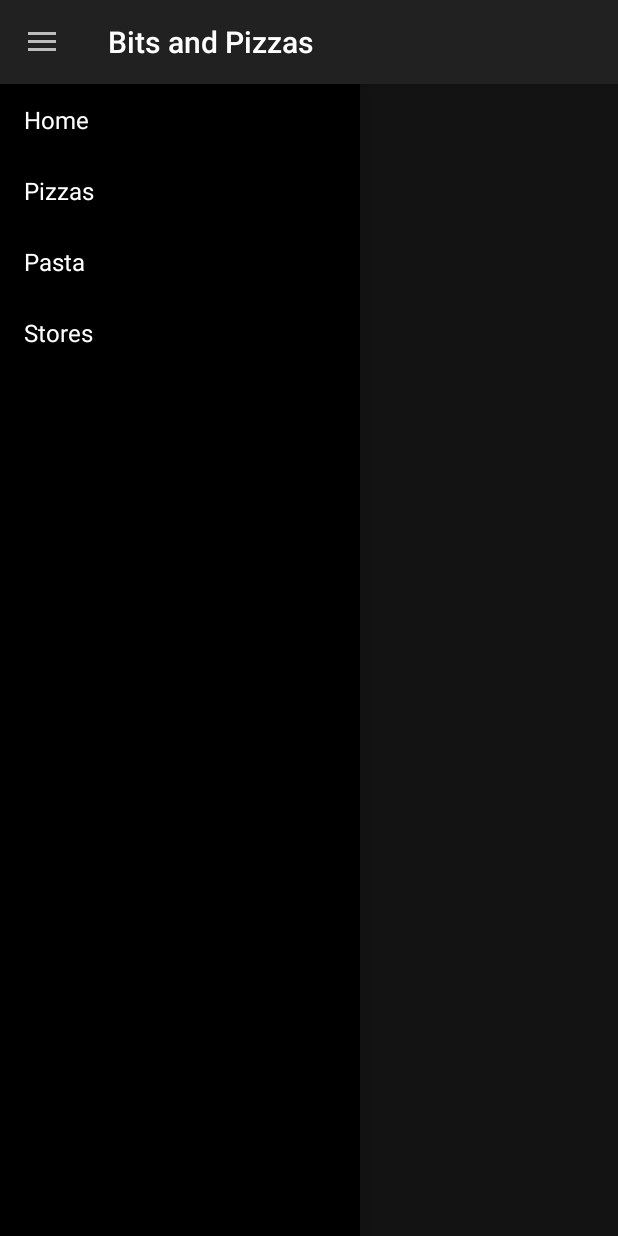
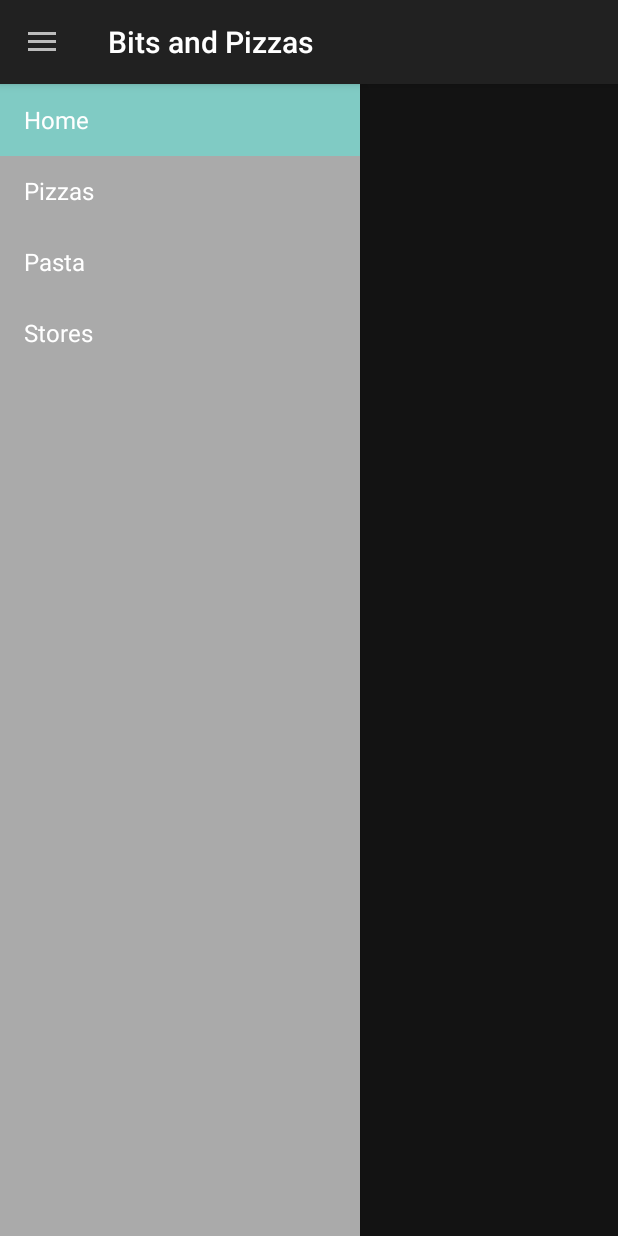
Before and after one commit to SuperBigBang/BitsandPizzas, an Android app: the screen it shows after launch (MainActivity), with the side drawer open, on a phone screen of 412 x 824 dp. Run offline under Robolectric (Android 15) with nearby library versions, the phone set to English and light mode, and no system bars; 1 statement that could not run was skipped.

Commit message:
15.09.2018 20:18

```diff
--- a/app/src/main/java/com/hfad/bitsandpizzas/MainActivity.java
+++ b/app/src/main/java/com/hfad/bitsandpizzas/MainActivity.java
@@ -3,6 +3,7 @@ package com.hfad.bitsandpizzas;
 
 import android.app.Activity;
 import android.app.Fragment;
+import android.app.FragmentManager;
 import android.app.FragmentTransaction;
 import android.content.Intent;
 import android.content.res.Configuration;
@@ -26,6 +27,12 @@ private ActionBarDrawerToggle drawerToggle;
     private ShareActionProvider shareActionProvider;
     private int currentPosition=0;
 
+    @Override
+    protected void onSaveInstanceState(Bundle outState) {
+        super.onSaveInstanceState(outState);
+        outState.putInt("position", currentPosition);
+    }
+
     private class DrawerItemClickListener implements ListView.OnItemClickListener {
         @Override
         public void onItemClick(AdapterView<?> parent, View view, int position, long id) {
@@ -34,6 +41,7 @@ selectItem(position);
     }
 
     private void selectItem(int position) {
+        currentPosition=position;
         Fragment fragment;
         switch (position) {
             case 1:
@@ -49,7 +57,7 @@ selectItem(position);
                 fragment = new TopFragment();
         }
         FragmentTransaction ft = getFragmentManager().beginTransaction();
-        ft.replace(R.id.content_frame, fragment);
+        ft.replace(R.id.content_frame, fragment, "visible_fragment");
         ft.addToBackStack(null);
         ft.setTransition(FragmentTransaction.TRANSIT_FRAGMENT_FADE);
         ft.commit();
@@ -73,7 +81,12 @@ selectItem(position);
         drawerLayout.addDrawerListener(drawerToggle);
         drawerList.setAdapter(new ArrayAdapter<String>(this, android.R.layout.simple_list_item_activated_1, titles)); //simple_list_item_activated_1 этот режим обозначает, что вариано на котором щёлкнул пользователь, выделяется подсветкой
         drawerList.setOnItemClickListener(new DrawerItemClickListener());
-        if (savedInstanceState==null) {selectItem(0);}
+        if (savedInstanceState != null) {
+            currentPosition = savedInstanceState.getInt("position");
+            setActionBarTitle(currentPosition);
+        } else {
+            selectItem(0);
+        }
         getActionBar().setDisplayHomeAsUpEnabled(true);
         getActionBar().setHomeButtonEnabled(true);
         drawerToggle = new ActionBarDrawerToggle(this, drawerLayout,R.string.open_drawer, R.string.close_drawer) {
@@ -89,6 +102,20 @@ selectItem(position);
                 invalidateOptionsMenu();
             }
         };
+        getFragmentManager().addOnBackStackChangedListener(new FragmentManager.OnBackStackChangedListener() {
+            @Override
+            public void onBackStackChanged() {
+                FragmentManager fragMan = getFragmentManager();
+                Fragment fragment = fragMan.findFragmentByTag("visible_fragment");
+                if (fragment instanceof TopFragment){currentPosition=0;}
+                if (fragment instanceof PizzaFragment){currentPosition=1;}
+                if (fragment instanceof PastaFragment){currentPosition=2;}
+                if (fragment instanceof StoresFragment){currentPosition=3;}
+                setActionBarTitle(currentPosition);
+                drawerList.setItemChecked(currentPosition,true);
+            }
+
+        });
     }
 
     @Override
--- a/app/src/main/res/layout/activity_main.xml
+++ b/app/src/main/res/layout/activity_main.xml
@@ -21,5 +21,5 @@
         android:choiceMode="singleChoice"
         android:divider="@android:color/transparent"
         android:dividerHeight="0dp"
-        android:background="@android:color/background_dark"/>
+        android:background="@android:color/darker_gray"/>
 </android.support.v4.widget.DrawerLayout>
```
